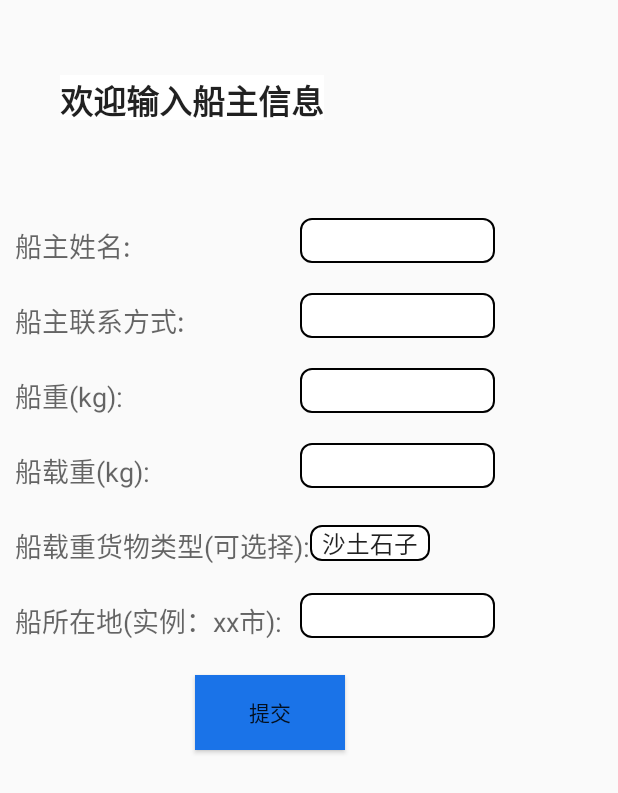
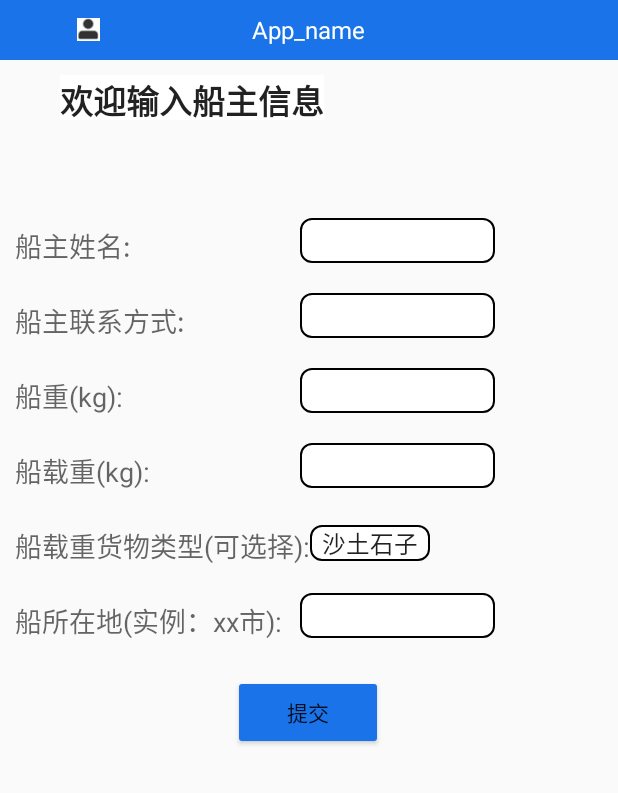
Before and after one commit to codejoker-c/water-transport-research, an Android app: the BoatMessageInput screen opened directly, with no data from a screen before it, on a phone screen of 412 x 824 dp. Shown: the top 793 px of the screen. Run offline under Robolectric (Android 15) with nearby library versions, the phone set to English and light mode, and no system bars; our stand-ins replace Room's generated code.

Commit message:
准备更改应用栏

```diff
--- a/HelloWorld/app/src/main/res/layout/activity_boat_message_input.xml
+++ b/HelloWorld/app/src/main/res/layout/activity_boat_message_input.xml
@@ -7,6 +7,8 @@
     tools:context=".BoatMessageInput"
     >
 
+
+    <include layout="@layout/main_titlebar"/>
 
     <TextView
         android:layout_width="wrap_content"
@@ -140,21 +142,21 @@
         android:id="@+id/submit_ship"
         android:layout_width="100dp"
         android:layout_height="50dp"
-     android:layout_marginLeft="130dp"
+        android:layout_marginStart="155dp"
         android:layout_marginTop="450dp"
-     android:background="@color/blue"
+        android:backgroundTint="@color/blue"
         android:onClick="onClick"
-     android:text="提交"
-     ></Button>
+        android:text="提交" />
 
     <TextView
+        android:id="@+id/boat_info_error"
         android:layout_width="wrap_content"
         android:layout_height="wrap_content"
-        android:id="@+id/boat_info_error"
-        android:visibility="invisible"
+        android:layout_marginStart="100dp"
+        android:layout_marginTop="430dp"
         android:text=""
         android:textColor="@color/red"
-    />
+        android:visibility="invisible" />
 
 
 
--- a/HelloWorld/app/src/main/res/layout/activity_cargo_message_input.xml
+++ b/HelloWorld/app/src/main/res/layout/activity_cargo_message_input.xml
@@ -7,6 +7,7 @@
     tools:context=".CargoMessageInput">
 
     <include layout="@layout/main_titlebar"/>
+
 
     <TextView
         android:layout_width="wrap_content"
--- a/HelloWorld/app/src/main/res/layout/main_titlebar.xml
+++ b/HelloWorld/app/src/main/res/layout/main_titlebar.xml
@@ -10,7 +10,7 @@
         android:layout_width="18dp"
         android:layout_height="18dp"
         android:layout_centerVertical="true"
-        android:layout_marginStart="8dp"
+        android:layout_marginStart="50dp"
         android:background="@android:color/transparent"
         android:padding="1dp"
         android:foregroundGravity="center"
```
Also changed, not shown: HelloWorld/app/src/main/AndroidManifest.xml (+32 -5 lines), HelloWorld/app/src/main/java/com/example/helloworld/BoatMessageInput.java (+17 -5 lines). Lines whose indentation alone changed are shown as unchanged.
